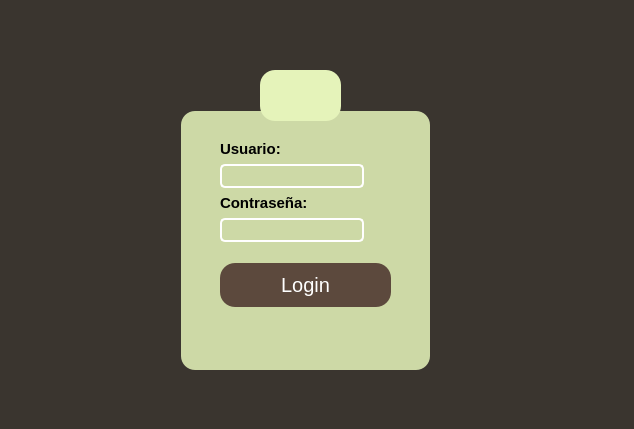
The window that login.ui (julinavas14/trabajo_programacion_sql) describes before a commit, drawn with Qt 5.
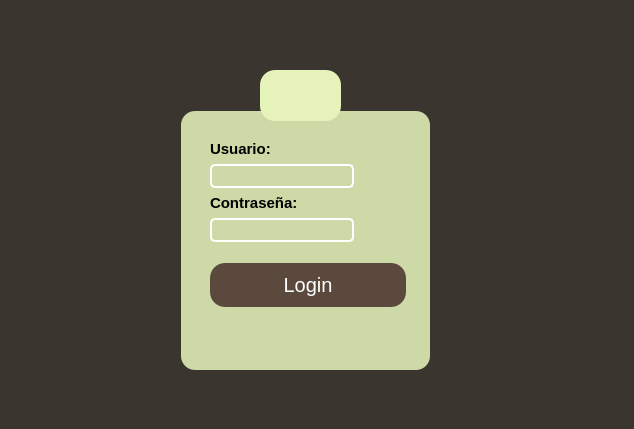
The same window after the commit. Icons and pictures are not drawn.

Commit message: boton ocultar o mostrar contraseña, no funciona

```diff
--- a/login.ui
+++ b/login.ui
@@ -77,9 +77,9 @@
    <widget class="QWidget" name="formLayoutWidget">
     <property name="geometry">
      <rect>
-      <x>40</x>
+      <x>30</x>
       <y>30</y>
-      <width>171</width>
+      <width>196</width>
       <height>193</height>
      </rect>
     </property>
@@ -153,6 +153,17 @@
        </property>
       </widget>
      </item>
+     <item row="5" column="1">
+      <widget class="QPushButton" name="btnTogglePassword">
+       <property name="text">
+        <string/>
+       </property>
+       <property name="icon">
+        <iconset>
+         <normaloff>imagenes/ss.png</normaloff>imagenes/ss.png</iconset>
+       </property>
+      </widget>
+     </item>
     </layout>
    </widget>
   </widget>
```
The commit also changes 5 other files.
